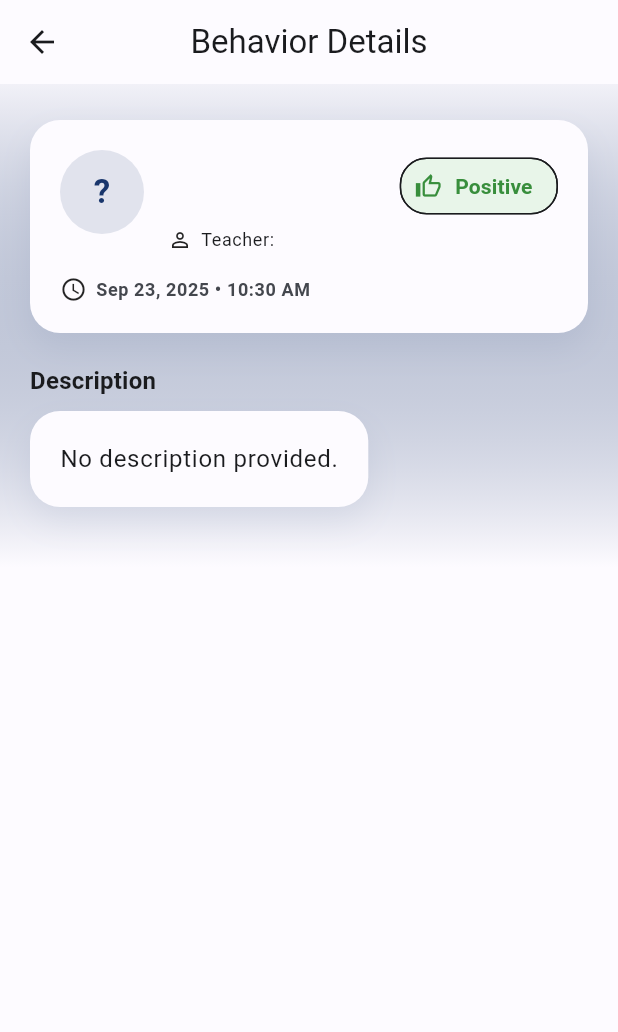
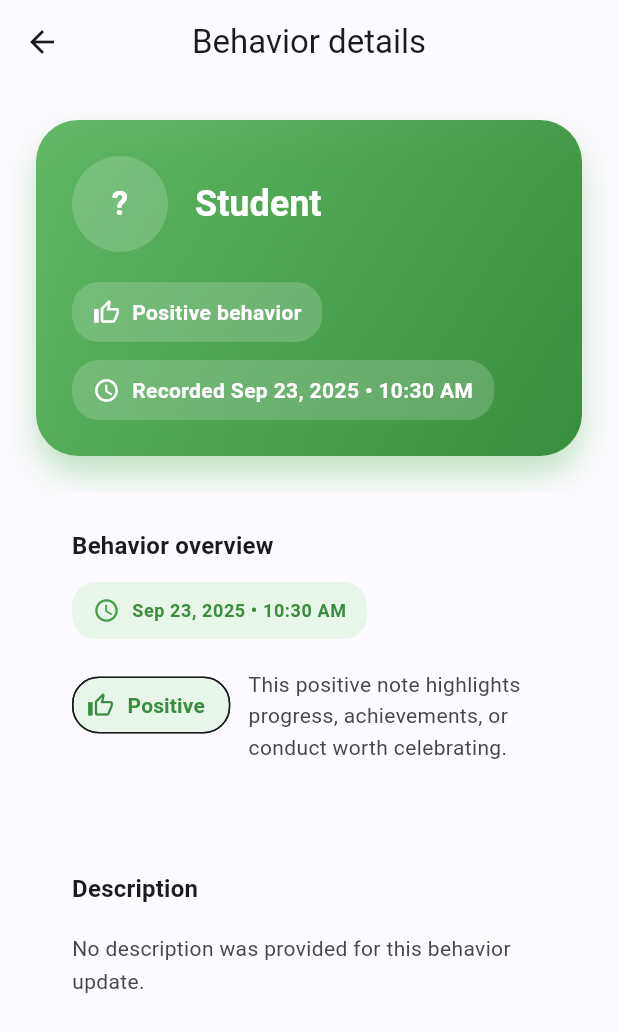
Before and after one commit to MedAmineBaklouti/EduMS-firebase, a Flutter app: the BehaviorDetailView screen opened directly with empty values, on a phone screen of 412 x 824 dp. Shown: the top 1032 px of the screen. Run offline on Flutter 3.47's test engine with Material 3 defaults, Android fonts, the phone set to English and light mode, and no system bars; our stand-ins replace cloud_firestore, firebase_auth, firebase_core, flutter_dotenv, get, shared_preferences; missing offline and left inert: dart:html; accounts and stored records are empty; statements that could not run were skipped.

Commit message:
Revamp behavior detail view design

```diff
--- a/lib/modules/behavior/views/behavior_detail_view.dart
+++ b/lib/modules/behavior/views/behavior_detail_view.dart
@@ -2,8 +2,6 @@ import 'package:flutter/material.dart';
 import 'package:intl/intl.dart';
 
 import '../../../data/models/behavior_model.dart';
-import '../../common/widgets/module_card.dart';
-import '../../common/widgets/module_page_container.dart';
 import '../widgets/behavior_type_chip.dart';
 
 class BehaviorDetailView extends StatelessWidget {
@@ -25,7 +23,8 @@ class BehaviorDetailView extends StatelessWidget {
         behavior.type == BehaviorType.positive ? Colors.green : Colors.red;
     return Scaffold(
       appBar: AppBar(
-        title: const Text('Behavior Details'),
+        title: const Text('Behavior details'),
+        centerTitle: true,
         actions: [
           if (onEdit != null)
             IconButton(
@@ -33,66 +32,206 @@ class BehaviorDetailView extends StatelessWidget {
               onPressed: () async {
                 await onEdit?.call();
               },
-              icon: Icon(
-                Icons.edit_outlined,
-                color: Colors.black,
+              icon: const Icon(Icons.edit_outlined),
+            ),
+        ],
+      ),
+      body: SingleChildScrollView(
+        padding: const EdgeInsets.all(24),
+        child: Column(
+          crossAxisAlignment: CrossAxisAlignment.start,
+          children: [
+            _buildHeroHeader(context, palette),
+            const SizedBox(height: 24),
+            _buildOverviewCard(context),
+            const SizedBox(height: 24),
+            _buildSectionCard(
+              context,
+              title: 'Description',
+              child: Text(
+                behavior.description.trim().isEmpty
+                    ? 'No description was provided for this behavior update.'
+                    : behavior.description.trim(),
+                style: theme.textTheme.bodyMedium?.copyWith(
+                  height: 1.6,
+                  color: theme.colorScheme.onSurfaceVariant,
+                ),
               ),
             ),
           ],
         ),
-      body: ModulePageContainer(
-        child: SingleChildScrollView(
-          padding: const EdgeInsets.fromLTRB(20, 24, 20, 40),
-          physics: const BouncingScrollPhysics(),
-          child: Column(
-            crossAxisAlignment: CrossAxisAlignment.start,
-            children: [
-              ModuleCard(
+      ),
+    );
+  }
+
+  Widget _buildHeroHeader(BuildContext context, MaterialColor palette) {
+    final theme = Theme.of(context);
+    final recordedLabel = _dateFormat.format(behavior.createdAt);
+    final classLabel = behavior.className.trim().isEmpty
+        ? null
+        : behavior.className.trim();
+    final teacherLabel = behavior.teacherName.trim().isEmpty
+        ? null
+        : behavior.teacherName.trim();
+
+    return Container(
+      width: double.infinity,
+      decoration: BoxDecoration(
+        gradient: LinearGradient(
+          colors: [
+            palette.shade500.withOpacity(0.85),
+            palette.shade700,
+          ],
+          begin: Alignment.topLeft,
+          end: Alignment.bottomRight,
+        ),
+        borderRadius: BorderRadius.circular(28),
+        boxShadow: [
+          BoxShadow(
+            color: palette.shade400.withOpacity(0.4),
+            blurRadius: 18,
+            offset: const Offset(0, 12),
+          ),
+        ],
+      ),
+      padding: const EdgeInsets.all(24),
       child: Column(
         crossAxisAlignment: CrossAxisAlignment.start,
         children: [
           Row(
-                      crossAxisAlignment: CrossAxisAlignment.start,
+            crossAxisAlignment: CrossAxisAlignment.center,
             children: [
               CircleAvatar(
-                          radius: 28,
-                          backgroundColor:
-                              theme.colorScheme.primary.withOpacity(0.12),
+                radius: 32,
+                backgroundColor: Colors.white.withOpacity(0.18),
                 child: Text(
                   _initialsFor(behavior.childName),
                   style: theme.textTheme.titleLarge?.copyWith(
-                              color: theme.colorScheme.primary,
+                    color: Colors.white,
                     fontWeight: FontWeight.bold,
                   ),
                 ),
               ),
-                        const SizedBox(width: 16),
+              const SizedBox(width: 18),
               Expanded(
                 child: Column(
                   crossAxisAlignment: CrossAxisAlignment.start,
                   children: [
                     Text(
-                                behavior.childName,
+                      behavior.childName.trim().isEmpty
+                          ? 'Student'
+                          : behavior.childName,
+                      style: theme.textTheme.headlineSmall?.copyWith(
+                        color: Colors.white,
+                        fontWeight: FontWeight.w700,
+                      ),
+                    ),
+                    if (classLabel != null) ...[
+                      const SizedBox(height: 6),
+                      Text(
+                        classLabel,
+                        style: theme.textTheme.bodyMedium?.copyWith(
+                          color: Colors.white.withOpacity(0.85),
+                        ),
+                      ),
+                    ],
+                  ],
+                ),
+              ),
+            ],
+          ),
+          const SizedBox(height: 20),
+          Wrap(
+            spacing: 12,
+            runSpacing: 12,
+            children: [
+              _buildHeroChip(
+                context,
+                icon: _behaviorTypeIcon(behavior.type),
+                label: _behaviorTypeHeadline(behavior.type),
+              ),
+              _buildHeroChip(
+                context,
+                icon: Icons.schedule,
+                label: 'Recorded $recordedLabel',
+              ),
+              if (teacherLabel != null)
+                _buildHeroChip(
+                  context,
+                  icon: Icons.person_outline,
+                  label: 'Teacher: $teacherLabel',
+                ),
+            ],
+          ),
+        ],
+      ),
+    );
+  }
+
+  Widget _buildOverviewCard(BuildContext context) {
+    final theme = Theme.of(context);
+    final badges = <Widget>[
+      _buildOverviewBadge(
+        context,
+        icon: Icons.schedule,
+        label: _dateFormat.format(behavior.createdAt),
+      ),
+    ];
+
+    if (behavior.className.trim().isNotEmpty) {
+      badges.add(
+        _buildOverviewBadge(
+          context,
+          icon: Icons.class_outlined,
+          label: behavior.className.trim(),
+        ),
+      );
+    }
+
+    if (behavior.teacherName.trim().isNotEmpty) {
+      badges.add(
+        _buildOverviewBadge(
+          context,
+          icon: Icons.person_outline,
+          label: behavior.teacherName.trim(),
+        ),
+      );
+    }
+
+    return Card(
+      elevation: 0,
+      color: theme.colorScheme.surface,
+      shape: RoundedRectangleBorder(borderRadius: BorderRadius.circular(24)),
+      child: Padding(
+        padding: const EdgeInsets.all(24),
+        child: Column(
+          crossAxisAlignment: CrossAxisAlignment.start,
+          children: [
+            Text(
+              'Behavior overview',
               style: theme.textTheme.titleMedium?.copyWith(
                 fontWeight: FontWeight.w700,
               ),
             ),
-                              const SizedBox(height: 4),
-                              Text(
-                                behavior.className,
-                                style: theme.textTheme.bodySmall?.copyWith(
-                                  color: theme.colorScheme.onSurfaceVariant,
+            const SizedBox(height: 12),
+            Wrap(
+              spacing: 12,
+              runSpacing: 12,
+              children: badges,
             ),
-                              ),
-                              const SizedBox(height: 8),
+            const SizedBox(height: 20),
             Row(
+              crossAxisAlignment: CrossAxisAlignment.start,
               children: [
-                                  const Icon(Icons.person_outline, size: 16),
-                                  const SizedBox(width: 6),
+                BehaviorTypeChip(type: behavior.type),
+                const SizedBox(width: 12),
                 Expanded(
                   child: Text(
-                                      'Teacher: ${behavior.teacherName}',
-                                      style: theme.textTheme.bodySmall,
+                    _behaviorTypeSummary(),
+                    style: theme.textTheme.bodyMedium?.copyWith(
+                      color: theme.colorScheme.onSurfaceVariant,
+                      height: 1.5,
+                    ),
                   ),
                 ),
               ],
@@ -100,47 +239,123 @@ class BehaviorDetailView extends StatelessWidget {
           ],
         ),
       ),
-                        BehaviorTypeChip(type: behavior.type),
+    );
+  }
+
+  Widget _buildSectionCard(
+    BuildContext context, {
+    required String title,
+    required Widget child,
+  }) {
+    final theme = Theme.of(context);
+    return Card(
+      elevation: 0,
+      color: theme.colorScheme.surface,
+      shape: RoundedRectangleBorder(borderRadius: BorderRadius.circular(24)),
+      child: Padding(
+        padding: const EdgeInsets.all(24),
+        child: Column(
+          crossAxisAlignment: CrossAxisAlignment.start,
+          children: [
+            Text(
+              title,
+              style: theme.textTheme.titleMedium?.copyWith(
+                fontWeight: FontWeight.w700,
+              ),
+            ),
+            const SizedBox(height: 16),
+            child,
           ],
         ),
-                    const SizedBox(height: 16),
-                    Row(
+      ),
+    );
+  }
+
+  Widget _buildHeroChip(
+    BuildContext context, {
+    required IconData icon,
+    required String label,
+  }) {
+    final theme = Theme.of(context);
+    return Container(
+      padding: const EdgeInsets.symmetric(horizontal: 14, vertical: 10),
+      decoration: BoxDecoration(
+        color: Colors.white.withOpacity(0.18),
+        borderRadius: BorderRadius.circular(18),
+      ),
+      child: Row(
+        mainAxisSize: MainAxisSize.min,
         children: [
-                        const Icon(Icons.schedule, size: 18),
-                        const SizedBox(width: 6),
+          Icon(icon, size: 18, color: Colors.white),
+          const SizedBox(width: 8),
           Text(
-                          _dateFormat.format(behavior.createdAt),
-                          style: theme.textTheme.bodySmall?.copyWith(
-                            color: theme.colorScheme.onSurfaceVariant,
+            label,
+            style: theme.textTheme.bodyMedium?.copyWith(
+              color: Colors.white,
               fontWeight: FontWeight.w600,
             ),
           ),
         ],
       ),
-                  ],
+    );
+  }
+
+  Widget _buildOverviewBadge(
+    BuildContext context, {
+    required IconData icon,
+    required String label,
+  }) {
+    final theme = Theme.of(context);
+    final MaterialColor palette =
+        behavior.type == BehaviorType.positive ? Colors.green : Colors.red;
+    return Container(
+      padding: const EdgeInsets.symmetric(horizontal: 14, vertical: 10),
+      decoration: BoxDecoration(
+        borderRadius: BorderRadius.circular(16),
+        color: palette.shade50,
       ),
-              ),
-              const SizedBox(height: 20),
+      child: Row(
+        mainAxisSize: MainAxisSize.min,
+        children: [
+          Icon(icon, size: 18, color: palette.shade600),
+          const SizedBox(width: 8),
           Text(
-                'Description',
-                style: theme.textTheme.titleMedium?.copyWith(
+            label,
+            style: theme.textTheme.bodySmall?.copyWith(
+              color: palette.shade700,
               fontWeight: FontWeight.w600,
-                ),
-              ),
-              const SizedBox(height: 8),
-              ModuleCard(
-                child: Text(
-                  behavior.description.isEmpty
-                      ? 'No description provided.'
-                      : behavior.description,
-                  style: theme.textTheme.bodyLarge?.copyWith(height: 1.5),
             ),
           ),
         ],
       ),
-        ),
-      ),
     );
+  }
+
+  IconData _behaviorTypeIcon(BehaviorType type) {
+    switch (type) {
+      case BehaviorType.positive:
+        return Icons.thumb_up_alt_outlined;
+      case BehaviorType.negative:
+        return Icons.report_outlined;
+    }
+  }
+
+  String _behaviorTypeHeadline(BehaviorType type) {
+    switch (type) {
+      case BehaviorType.positive:
+        return 'Positive behavior';
+      case BehaviorType.negative:
+        return 'Needs attention';
+    }
+  }
+
+  String _behaviorTypeSummary() {
+    switch (behavior.type) {
+      case BehaviorType.positive:
+        return 'This positive note highlights progress, achievements, or conduct worth celebrating.';
+      case BehaviorType.negative:
+        return 'This entry flags a concern that may require follow-up, guidance, or additional support.';
+    }
   }
 
   String _initialsFor(String value) {
```
Lines whose indentation alone changed are shown as unchanged.
